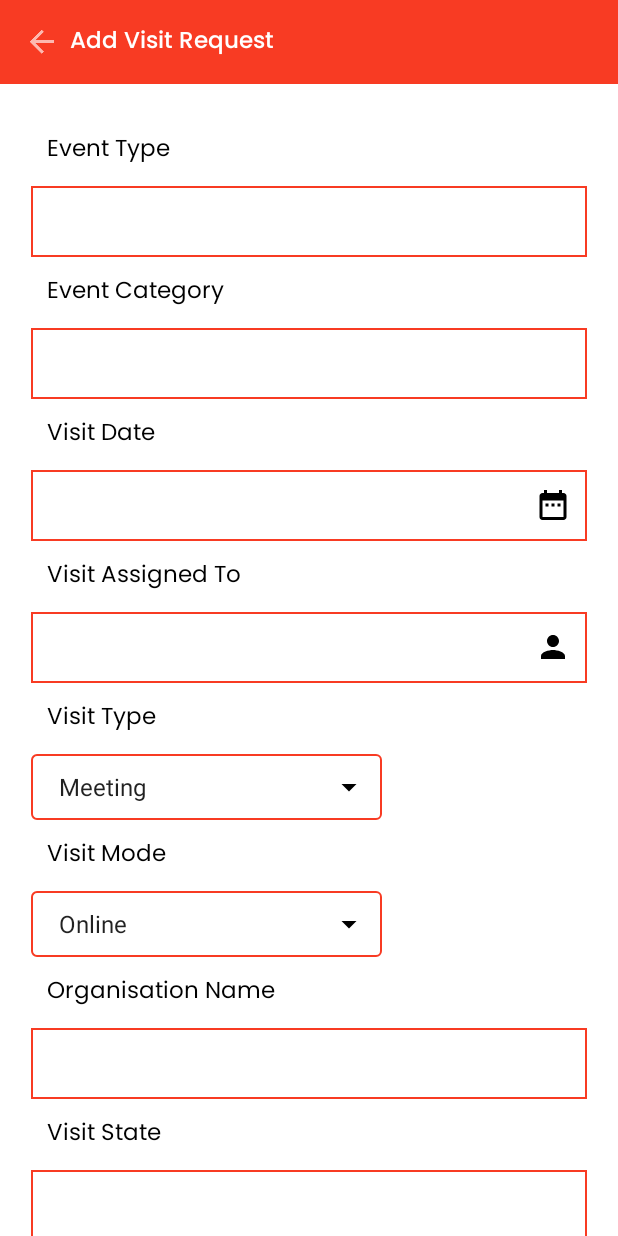
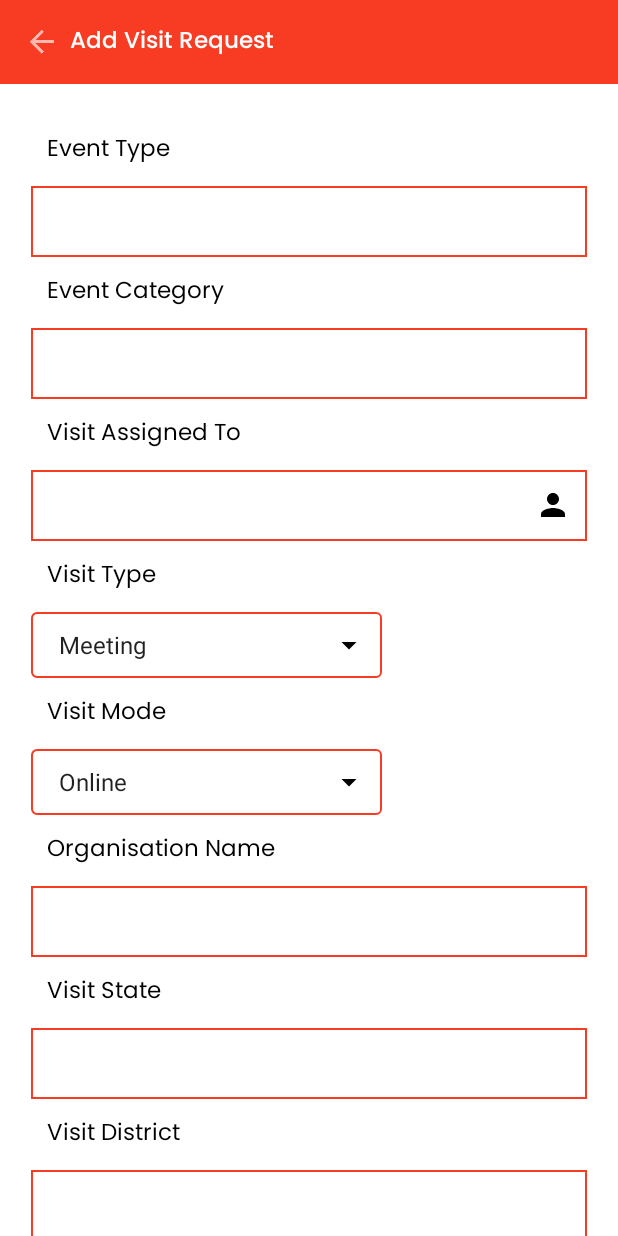
Before and after one commit to smeet857/SRCM, an Android app: the layout activity_add_visit_request.xml on its own in the app's theme, with its tools: preview values and no code run, on a phone screen of 412 x 824 dp. Run offline under Robolectric (Android 15) with nearby library versions, the light colour scheme and no system bars; network calls fail.

Commit message:
- gradle issue fixed

```diff
--- a/app/src/main/java/com/techinnovators/srcm/models/VisitDistrict.java
+++ b/app/src/main/java/com/techinnovators/srcm/models/VisitDistrict.java
@@ -2,6 +2,9 @@ package com.techinnovators.srcm.models;
 
 import com.google.gson.annotations.Expose;
 import com.google.gson.annotations.SerializedName;
+
+import java.util.HashMap;
+import java.util.Map;
 
 public class VisitDistrict {
     @SerializedName("state")
@@ -27,5 +30,4 @@ public class VisitDistrict {
     @SerializedName("name")
     @Expose
     String name;
-
 }
--- a/app/src/main/res/layout/activity_add_visit_request.xml
+++ b/app/src/main/res/layout/activity_add_visit_request.xml
@@ -74,6 +74,7 @@
                 android:id="@+id/acProjectName"
                 android:layout_width="match_parent"
                 android:layout_height="wrap_content"
+                android:focusable="false"
                 android:background="@drawable/edittext_background"
                 android:fontFamily="@font/poppins_regular"
                 android:padding="@dimen/_8sdp"
@@ -93,37 +94,38 @@
                 android:id="@+id/acProjectType"
                 android:layout_width="match_parent"
                 android:layout_height="wrap_content"
+                android:focusable="false"
                 android:background="@drawable/edittext_background"
                 android:fontFamily="@font/poppins_regular"
                 android:padding="@dimen/_8sdp"
                 android:textSize="@dimen/_12ssp" />
 
-            <TextView
-                android:id="@+id/tvVisitDate"
-                android:layout_width="wrap_content"
-                android:layout_height="wrap_content"
-                android:fontFamily="@font/poppins_regular"
-                android:padding="@dimen/_8sdp"
-                android:text="@string/visit_date"
-                android:textColor="@color/black"
-                android:textSize="@dimen/_12ssp" />
+<!--            <TextView-->
+<!--                android:id="@+id/tvVisitDate"-->
+<!--                android:layout_width="wrap_content"-->
+<!--                android:layout_height="wrap_content"-->
+<!--                android:fontFamily="@font/poppins_regular"-->
+<!--                android:padding="@dimen/_8sdp"-->
+<!--                android:text="@string/visit_date"-->
+<!--                android:textColor="@color/black"-->
+<!--                android:textSize="@dimen/_12ssp" />-->
 
-            <androidx.appcompat.widget.AppCompatEditText
-                android:id="@+id/etDate"
-                android:layout_width="match_parent"
-                android:layout_height="wrap_content"
-                android:background="@drawable/edittext_background"
-                android:drawableEnd="@drawable/ic_calendar"
-                android:drawableTint="@color/black"
-                android:fontFamily="@font/poppins_regular"
-                android:lines="1"
-                android:focusable="false"
-                android:padding="@dimen/_8sdp"
-                android:singleLine="true"
-                android:textColor="@color/black"
-                android:textColorHint="@color/black"
-                android:textSize="@dimen/_12ssp"
-                app:layout_constraintTop_toBottomOf="@+id/tvVisitDate" />
+<!--            <androidx.appcompat.widget.AppCompatEditText-->
+<!--                android:id="@+id/etDate"-->
+<!--                android:layout_width="match_parent"-->
+<!--                android:layout_height="wrap_content"-->
+<!--                android:background="@drawable/edittext_background"-->
+<!--                android:drawableEnd="@drawable/ic_calendar"-->
+<!--                android:drawableTint="@color/black"-->
+<!--                android:fontFamily="@font/poppins_regular"-->
+<!--                android:lines="1"-->
+<!--                android:focusable="false"-->
+<!--                android:padding="@dimen/_8sdp"-->
+<!--                android:singleLine="true"-->
+<!--                android:textColor="@color/black"-->
+<!--                android:textColorHint="@color/black"-->
+<!--                android:textSize="@dimen/_12ssp"-->
+<!--                app:layout_constraintTop_toBottomOf="@+id/tvVisitDate" />-->
 
 
             <TextView
@@ -215,6 +217,7 @@
                 android:id="@+id/acOrgName"
                 android:layout_width="match_parent"
                 android:layout_height="wrap_content"
+                android:focusable="false"
                 android:background="@drawable/edittext_background"
                 android:fontFamily="@font/poppins_regular"
                 android:padding="@dimen/_8sdp"
@@ -237,6 +240,7 @@
                 android:id="@+id/acState"
                 android:layout_width="match_parent"
                 android:layout_height="wrap_content"
+                android:focusable="false"
                 android:background="@drawable/edittext_background"
                 android:fontFamily="@font/poppins_regular"
                 android:padding="@dimen/_8sdp"
@@ -259,6 +263,7 @@
                 android:id="@+id/acDistrict"
                 android:layout_width="match_parent"
                 android:layout_height="wrap_content"
+                android:focusable="false"
                 android:background="@drawable/edittext_background"
                 android:fontFamily="@font/poppins_regular"
                 android:padding="@dimen/_8sdp"
@@ -283,6 +288,7 @@
                 android:layout_height="wrap_content"
                 android:background="@drawable/edittext_background"
                 android:fontFamily="@font/poppins_regular"
+                android:focusable="false"
                 android:padding="@dimen/_8sdp"
                 android:textSize="@dimen/_12ssp" />
 
@@ -303,6 +309,7 @@
                 android:layout_height="wrap_content"
                 android:background="@drawable/edittext_background"
                 android:fontFamily="@font/poppins_regular"
+                android:focusable="false"
                 android:padding="@dimen/_8sdp"
                 android:textSize="@dimen/_12ssp" />
 
```
Also changed, not shown: app/src/main/java/com/techinnovators/srcm/Activity/AddVisitRequestActivity2.java (+125 -110 lines), app/src/main/java/com/techinnovators/srcm/Activity/TaskActivity2.java (+32 -31 lines), app/src/main/java/com/techinnovators/srcm/utils/AppUtils.java (+25 -0 lines), 1 other file.
